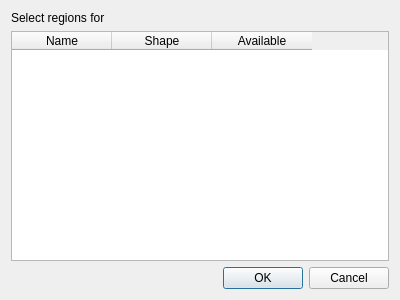
Above: gui/uifiles/regions_popup.ui from truongd8593/mfix before the change. Below: the same form after it.
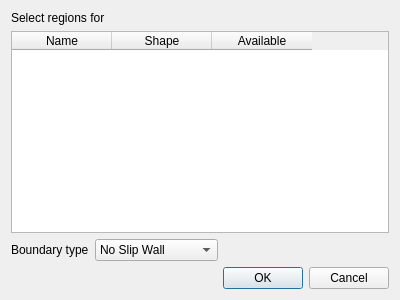
That is the form after the change.

Commit message: work on boundary_conditions

Diff of the .ui file:
```diff
--- a/gui/uifiles/regions_popup.ui
+++ b/gui/uifiles/regions_popup.ui
@@ -26,6 +26,12 @@
      <property name="selectionBehavior">
       <enum>QAbstractItemView::SelectRows</enum>
      </property>
+     <property name="sortingEnabled">
+      <bool>true</bool>
+     </property>
+     <attribute name="horizontalHeaderHighlightSections">
+      <bool>false</bool>
+     </attribute>
      <attribute name="verticalHeaderVisible">
       <bool>false</bool>
      </attribute>
@@ -46,6 +52,72 @@
      </column>
     </widget>
    </item>
+   <item>
+    <layout class="QHBoxLayout" name="horizontalLayout">
+     <item>
+      <widget class="QLabel" name="label_boundary_type">
+       <property name="text">
+        <string>Boundary type</string>
+       </property>
+      </widget>
+     </item>
+     <item>
+      <widget class="QComboBox" name="combobox_boundary_type">
+       <property name="currentIndex">
+        <number>2</number>
+       </property>
+       <item>
+        <property name="text">
+         <string>Mass Inflow</string>
+        </property>
+       </item>
+       <item>
+        <property name="text">
+         <string>Pressure Outflow</string>
+        </property>
+       </item>
+       <item>
+        <property name="text">
+         <string>No Slip Wall</string>
+        </property>
+       </item>
+       <item>
+        <property name="text">
+         <string>Free Slip Wall</string>
+        </property>
+       </item>
+       <item>
+        <property name="text">
+         <string>Partial Slip Wall</string>
+        </property>
+       </item>
+       <item>
+        <property name="text">
+         <string>Pressure Inflow</string>
+        </property>
+       </item>
+       <item>
+        <property name="text">
+         <string>Mass Outflow</string>
+        </property>
+       </item>
+      </widget>
+     </item>
+     <item>
+      <spacer name="spacer_boundary_type">
+       <property name="orientation">
+        <enum>Qt::Horizontal</enum>
+       </property>
+       <property name="sizeHint" stdset="0">
+        <size>
+         <width>40</width>
+         <height>20</height>
+        </size>
+       </property>
+      </spacer>
+     </item>
+    </layout>
+   </item>
    <item>
     <widget class="QDialogButtonBox" name="buttonbox">
      <property name="orientation">
```
The commit also changes 4 other files.
